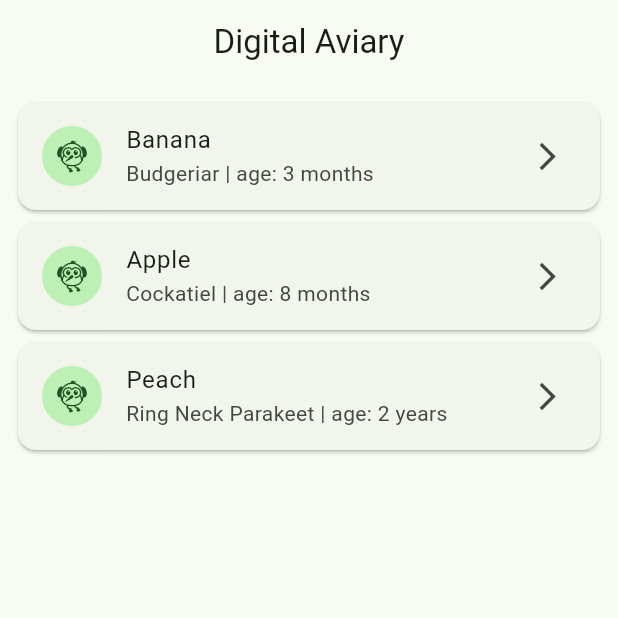
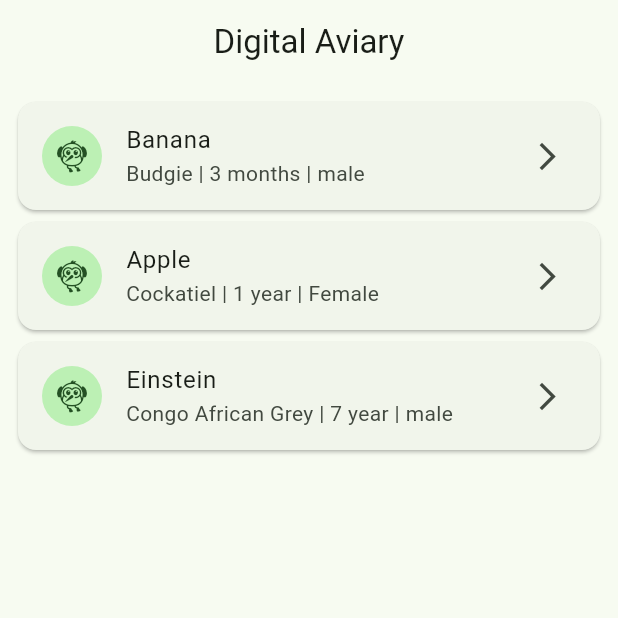
Before and after one commit to ibi-yz/featherflow, a Flutter app: the screen it shows after launch, on a phone screen of 412 x 824 dp, the top half of it. Run offline on Flutter 3.47's test engine with Material 3 defaults, Android fonts, the phone set to English and light mode, and no system bars.

Commit message:
refactor: use ListView.builder with Bird model

```diff
--- a/lib/screens/aviary_screen.dart
+++ b/lib/screens/aviary_screen.dart
@@ -11,6 +11,12 @@ class AviaryScreen extends StatefulWidget {
 
 
 class _AviaryScreenState extends State<AviaryScreen> {
+  final List<Bird> birds = [
+    Bird(name: 'Banana', species: 'Budgie', age: '3 months', gender: 'male'),
+    Bird(name: 'Apple', species: 'Cockatiel', age: '1 year', gender: 'Female'),
+    Bird(name: 'Einstein', species: "Congo African Grey", age: '7 year', gender: 'male'),
+  ];
+
   @override
   Widget build(BuildContext context) {
     return Scaffold(
@@ -18,43 +24,23 @@ class _AviaryScreenState extends State<AviaryScreen> {
         title: Text('Digital Aviary'),
         centerTitle: true,
       ),
-      body: ListView(
+      body: ListView.builder(
         padding: EdgeInsets.all(8),
-        children: [
-          Card(
+        itemCount: birds.length,
+        itemBuilder: (context, index){
+          final Bird = birds[index];
+          return Card(
             child: ListTile(
-              leading: CircleAvatar(
-                child: Icon(Icons.flutter_dash),
-              ),
-              title: Text('Banana'),
-              subtitle: Text('Budgeriar | age: 3 months'),
-              trailing: Icon(Icons.arrow_forward_ios, size: 22),
+              leading: CircleAvatar(child: Icon(Icons.flutter_dash),),
+              title: Text(Bird.name),
+              subtitle: Text('${Bird.species} | ${Bird.age} | ${Bird.gender}'),
+              trailing: Icon(Icons.arrow_forward_ios, size: 22,),
             ),
-          ),
-           Card(
-            child: ListTile(
-              leading: CircleAvatar(
-                child: Icon(Icons.flutter_dash),
-              ),
-              title: Text('Apple'),
-              subtitle: Text('Cockatiel | age: 8 months'),
-              trailing: Icon(Icons.arrow_forward_ios, size: 22),
-            ),
-          ),
-           Card(
-            child: ListTile(
-              leading: CircleAvatar(
-                child: Icon(Icons.flutter_dash,),
-              ),
-              title: Text('Peach'),
-              subtitle: Text('Ring Neck Parakeet | age: 2 years'),
-              trailing: Icon(Icons.arrow_forward_ios, size: 22),
-            ),
-          ),
-        ],
+          );
+        },
       ),
       floatingActionButton: FloatingActionButton(
-        onPressed: () => Text('button working '),
+        onPressed: () {Text('button working ');},
         child: Icon(Icons.add),
       ),
     );
```
